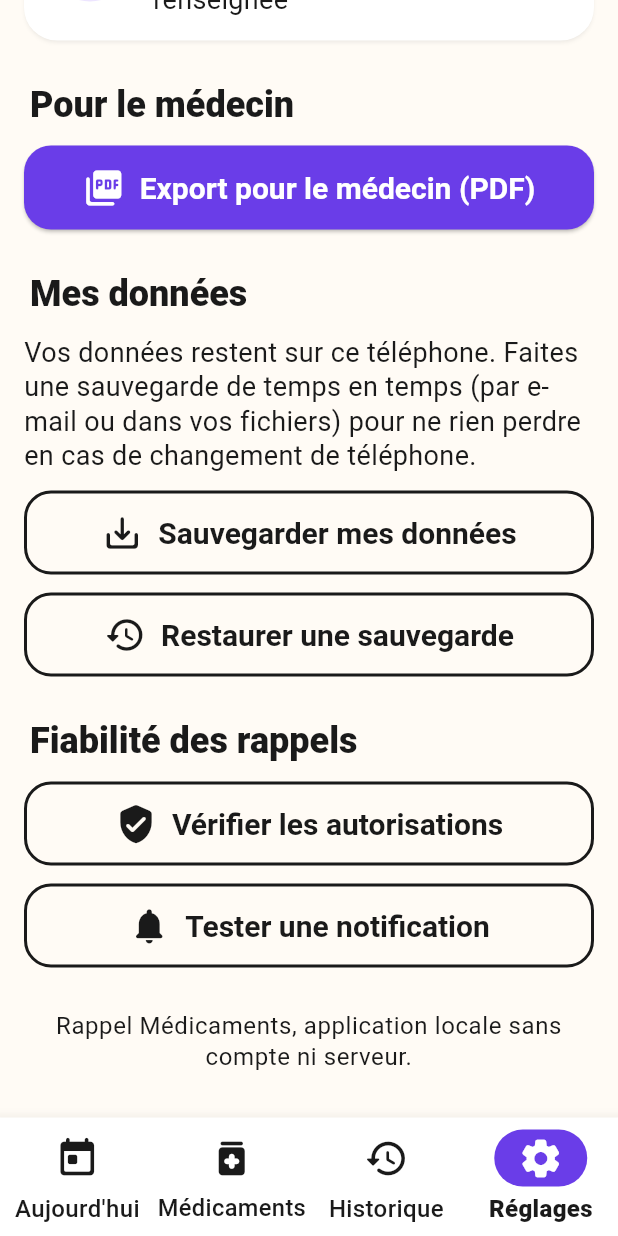
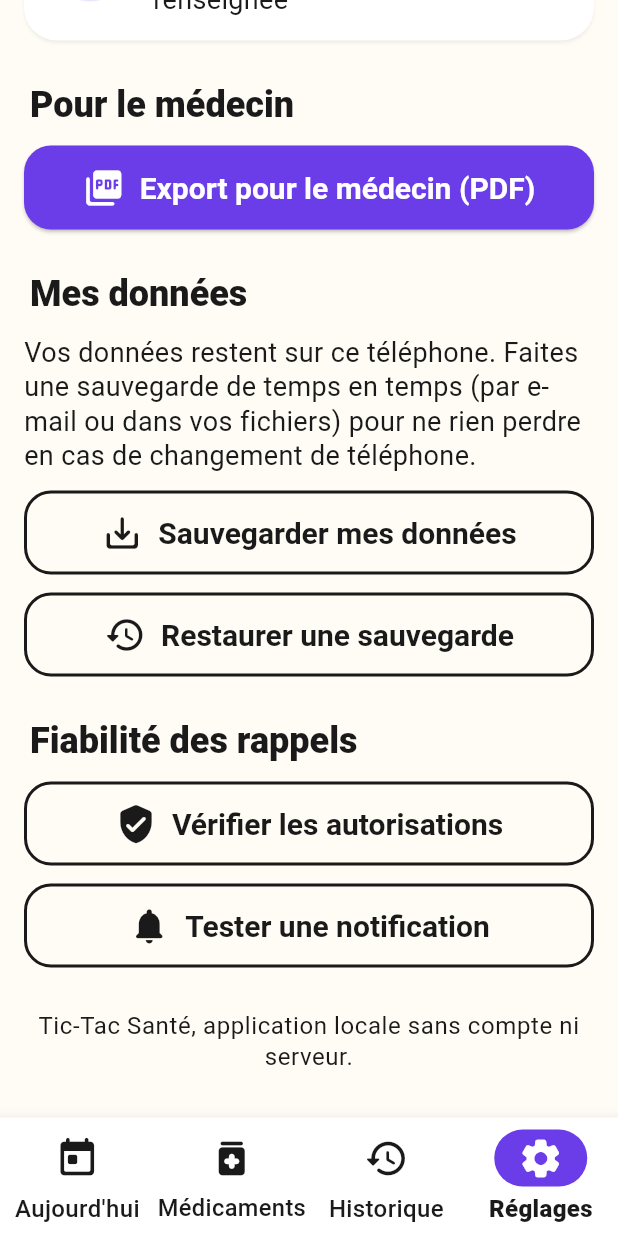
Before and after one commit to Babas50/tic-tac-sante, a Flutter app: the HomeShell screen opened directly with empty values, item 4 of the bottom bar chosen, scrolled down 144 dp, on a phone screen of 412 x 824 dp. Run offline on Flutter 3.47's test engine with Material 3 defaults, Android fonts, the phone set to English and light mode, and no system bars; our stand-ins replace file_picker, flutter_local_notifications, flutter_timezone, material_ui, pdf, permission_handler and 4 more; accounts and stored records are empty.

Commit message:
Nom de l'application : Tic-Tac Santé
Co-Authored-By: Claude Opus 5.5 <noreply@anthropic.com>
Claude-Session: https://claude.ai/code/session_01HUuEnDraDh1gx3MbcTksYN

```diff
--- a/lib/core/logic.dart
+++ b/lib/core/logic.dart
@@ -328,7 +328,7 @@ List<PlannedNotification> plannedNotifications(
     out.add(PlannedNotification(
       windowEndNotificationId,
       DateTime(end.year, end.month, end.day, 7, 30),
-      'Ouvrez Rappel Médicaments',
+      'Ouvrez Tic-Tac Santé',
       'Ouvrez l\'application pour que vos prochains rappels restent programmés.',
       '{}',
       withActions: false,
--- a/lib/core/pdf_export.dart
+++ b/lib/core/pdf_export.dart
@@ -26,7 +26,7 @@ Future<Uint8List> buildDoctorPdf({
   final doc = pw.Document(
     title: 'Suivi des prises de médicaments',
     author: data.profile.name,
-    creator: 'Rappel Médicaments',
+    creator: 'Tic-Tac Santé',
   );
 
   const small = pw.TextStyle(fontSize: 9);
@@ -105,10 +105,12 @@ Future<Uint8List> buildDoctorPdf({
     footer: (ctx) => pw.Align(
       alignment: pw.Alignment.centerRight,
       child: pw.Text(
-          'Rappel Médicaments - édité le ${_d(generated)} - page ${ctx.pageNumber}/${ctx.pagesCount}',
+          'Tic-Tac Santé - édité le ${_d(generated)} - page ${ctx.pageNumber}/${ctx.pagesCount}',
           style: const pw.TextStyle(fontSize: 8, color: PdfColors.grey700)),
     ),
     build: (ctx) => [
+      pw.Text('Tic-Tac Santé',
+          style: pw.TextStyle(fontSize: 10, fontWeight: pw.FontWeight.bold, color: PdfColors.deepPurple700)),
       pw.Text('Suivi des prises de médicaments',
           style: pw.TextStyle(fontSize: 16, fontWeight: pw.FontWeight.bold)),
       pw.SizedBox(height: 6),
--- a/lib/core/store.dart
+++ b/lib/core/store.dart
@@ -219,7 +219,7 @@ class AppStore extends ChangeNotifier {
       throw const FormatException('Fichier illisible');
     }
     if (j['app'] != 'rappel-medicaments' || j['data'] == null) {
-      throw const FormatException('Ce fichier n\'est pas une sauvegarde de Rappel Médicaments');
+      throw const FormatException('Ce fichier n\'est pas une sauvegarde de Tic-Tac Santé');
     }
     final newData = AppData.fromJson(Map<String, dynamic>.from(j['data']));
     final newHistory = ((j['history'] ?? []) as List)
--- a/lib/main.dart
+++ b/lib/main.dart
@@ -69,7 +69,7 @@ class _RappelAppState extends State<RappelApp> with WidgetsBindingObserver {
   @override
   Widget build(BuildContext context) {
     return MaterialApp(
-      title: 'Rappel Médicaments',
+      title: 'Tic-Tac Santé',
       debugShowCheckedModeBanner: false,
       theme: buildTheme(),
       locale: const Locale('fr', 'FR'),
--- a/lib/ui/export_screen.dart
+++ b/lib/ui/export_screen.dart
@@ -63,7 +63,7 @@ class _ExportScreenState extends State<ExportScreen> {
     );
     final dir = await getTemporaryDirectory();
     final f = File(
-        '${dir.path}/suivi-medicaments-${DateFormat('yyyy-MM-dd').format(r.start)}-au-${DateFormat('yyyy-MM-dd').format(r.end)}.pdf');
+        '${dir.path}/tic-tac-sante-suivi-${DateFormat('yyyy-MM-dd').format(r.start)}-au-${DateFormat('yyyy-MM-dd').format(r.end)}.pdf');
     await f.writeAsBytes(bytes);
     return f;
   }
@@ -89,7 +89,7 @@ class _ExportScreenState extends State<ExportScreen> {
     try {
       final f = await _buildFile();
       final bytes = await f.readAsBytes();
-      await Printing.layoutPdf(onLayout: (_) async => bytes, name: 'Suivi médicaments');
+      await Printing.layoutPdf(onLayout: (_) async => bytes, name: 'Tic-Tac Santé - suivi');
     } catch (e) {
       if (mounted) showMessage(context, 'L\'impression a échoué : $e');
     } finally {
--- a/lib/ui/onboarding_screen.dart
+++ b/lib/ui/onboarding_screen.dart
@@ -46,7 +46,7 @@ class _OnboardingScreenState extends State<OnboardingScreen> {
                 children: [
                   Icon(Icons.medication_rounded, size: 90, color: Colors.white),
                   SizedBox(height: 8),
-                  Text('Bienvenue !',
+                  Text('Bienvenue dans Tic-Tac Santé !',
                       textAlign: TextAlign.center,
                       style: TextStyle(fontSize: 32, fontWeight: FontWeight.w900, color: Colors.white)),
                 ],
--- a/lib/ui/settings_screen.dart
+++ b/lib/ui/settings_screen.dart
@@ -21,12 +21,12 @@ class SettingsScreen extends StatelessWidget {
   Future<void> _backup(BuildContext context) async {
     try {
       final dir = await getTemporaryDirectory();
-      final name = 'rappel-medicaments-sauvegarde-${DateFormat('yyyy-MM-dd').format(DateTime.now())}.json';
+      final name = 'tic-tac-sante-sauvegarde-${DateFormat('yyyy-MM-dd').format(DateTime.now())}.json';
       final f = File('${dir.path}/$name');
       await f.writeAsString(store.exportBackup());
       await SharePlus.instance.share(ShareParams(
         files: [XFile(f.path, mimeType: 'application/json', name: name)],
-        subject: 'Sauvegarde Rappel Médicaments',
+        subject: 'Sauvegarde Tic-Tac Santé',
         title: 'Enregistrer la sauvegarde',
       ));
     } catch (e) {
@@ -135,7 +135,7 @@ class SettingsScreen extends StatelessWidget {
                   }
                 })),
             const SizedBox(height: 16),
-            _Pad(Text('Rappel Médicaments, application locale sans compte ni serveur.',
+            _Pad(Text('Tic-Tac Santé, application locale sans compte ni serveur.',
                 style: t.bodySmall, textAlign: TextAlign.center)),
           ],
         );
--- a/pubspec.yaml
+++ b/pubspec.yaml
@@ -1,5 +1,5 @@
 name: rappel_medicaments
-description: "Rappels de prise de médicaments, simples et fiables."
+description: "Tic-Tac Santé : rappels de prise de médicaments, simples et fiables."
 # The following line prevents the package from being accidentally published to
 # pub.dev using `flutter pub publish`. This is preferred for private packages.
 publish_to: 'none' # Remove this line if you wish to publish to pub.dev
```
Also changed, not shown: 3 other files.
